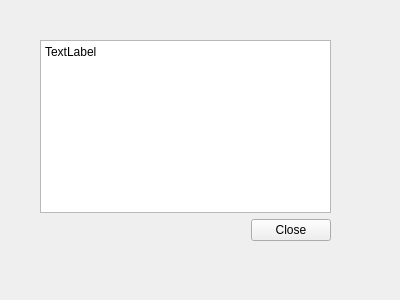
This is src/ui/AboutDialog.ui in chewing/chewing-editor as Qt 5 draws it before an edit. The edited form follows.
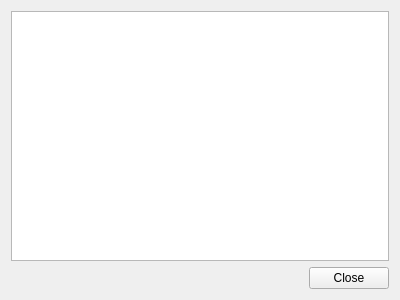
This is the edited form.

```diff
--- a/src/ui/AboutDialog.ui
+++ b/src/ui/AboutDialog.ui
@@ -13,19 +13,13 @@
   <property name="windowTitle">
    <string>About Chewing Editor</string>
   </property>
-  <widget class="QWidget" name="verticalLayoutWidget">
-   <property name="geometry">
-    <rect>
-     <x>40</x>
-     <y>40</y>
-     <width>291</width>
-     <height>201</height>
-    </rect>
-   </property>
    <layout class="QVBoxLayout" name="verticalLayout">
     <item>
      <widget class="QTextEdit" name="textEdit">
-      <property name="text">
+     <property name="readOnly">
+      <bool>true</bool>
+     </property>
+     <property name="text" stdset="0">
        <string>TextLabel</string>
       </property>
      </widget>
@@ -38,7 +32,6 @@
      </widget>
     </item>
    </layout>
-  </widget>
  </widget>
  <resources/>
  <connections/>
```
Lines whose indentation alone changed are shown as unchanged.
